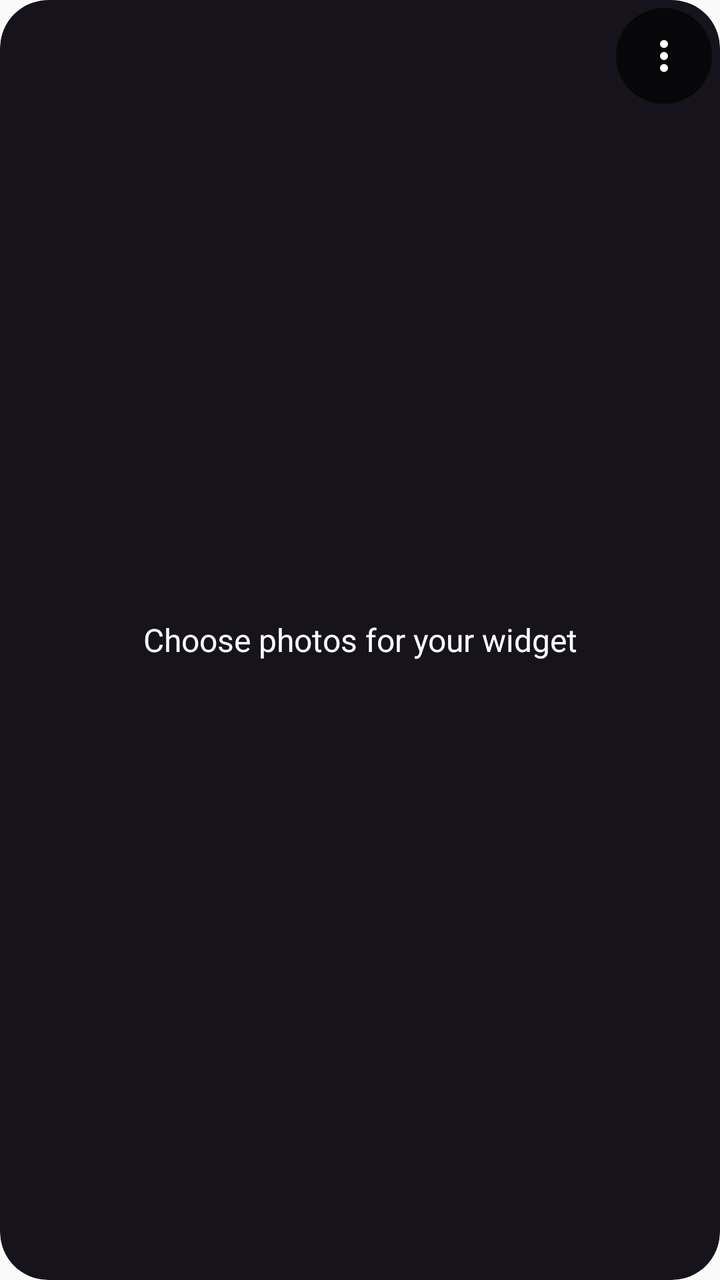
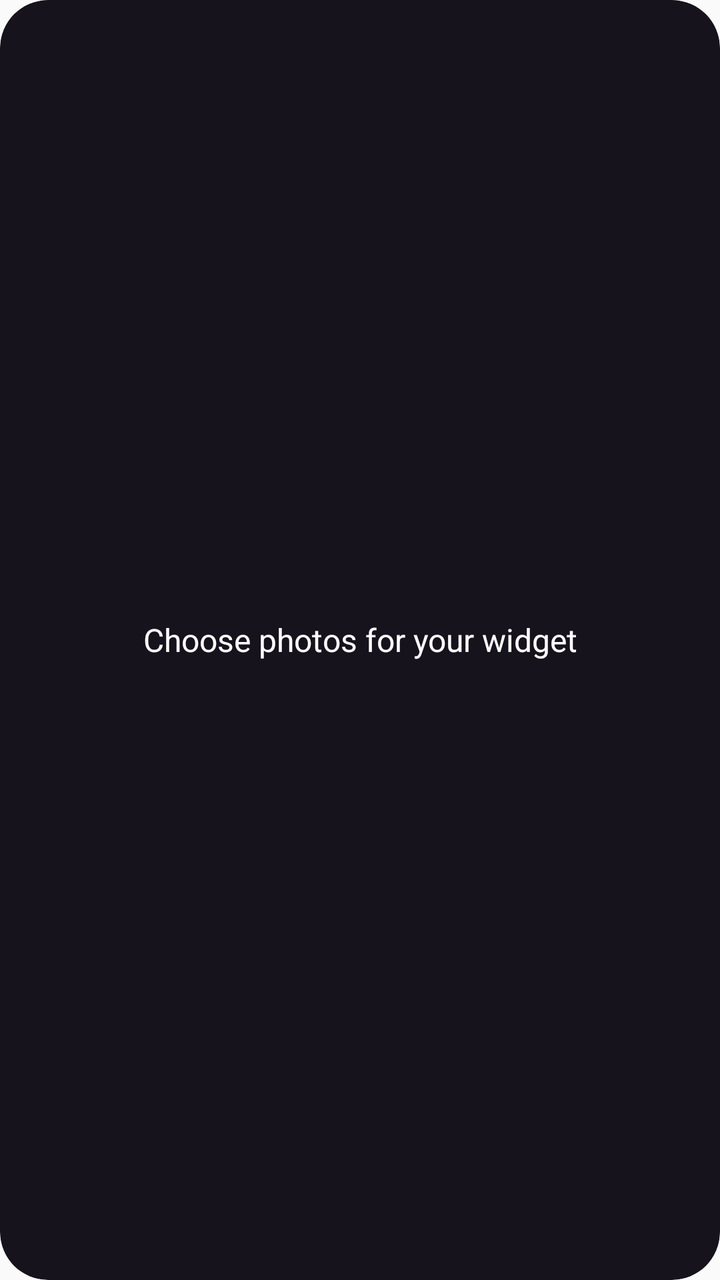

The first picture is an Android layout as it rendered before a commit; the second is the same layout after the commit. The layout source and the unified diff follow.
<!-- AndroidManifest.xml: application theme Theme.Gallery -->
<!-- res/layout/photo_widget_empty.xml -->
<?xml version="1.0" encoding="utf-8"?>
<FrameLayout xmlns:android="http://schemas.android.com/apk/res/android" android:layout_width="match_parent" android:layout_height="match_parent"
    android:background="@drawable/photo_widget_background" android:clipToOutline="true">
    <TextView android:id="@+id/widget_empty" android:layout_width="match_parent" android:layout_height="match_parent"
        android:gravity="center" android:padding="40dp" android:text="@string/widget_setup" android:textColor="#FFFFFF" android:textSize="16sp" />
    <ImageButton android:id="@+id/widget_configure" android:layout_width="48dp" android:layout_height="48dp" android:layout_gravity="top|end"
        android:layout_margin="4dp" android:background="@drawable/photo_widget_control" android:src="@drawable/photo_widget_settings"
        android:contentDescription="@string/widget_configure" android:padding="12dp" />
</FrameLayout>
<!-- resources referenced by this layout -->
<resources>
  <!-- drawable photo_widget_background (drawable) -->
  <shape xmlns:android="http://schemas.android.com/apk/res/android">
      <solid android:color="#16131D" /><corners android:radius="24dp" />
  </shape>
  <!-- drawable photo_widget_control (drawable) -->
  <shape xmlns:android="http://schemas.android.com/apk/res/android" android:shape="oval">
      <solid android:color="#B3000000" />
  </shape>
  <!-- drawable photo_widget_settings (drawable) -->
  <vector xmlns:android="http://schemas.android.com/apk/res/android" android:width="24dp" android:height="24dp"
      android:viewportWidth="24" android:viewportHeight="24">
      <path android:fillColor="#FFFFFF" android:pathData="M12,4a2,2 0,1 0,0 4a2,2 0,1 0,0 -4M12,10a2,2 0,1 0,0 4a2,2 0,1 0,0 -4M12,16a2,2 0,1 0,0 4a2,2 0,1 0,0 -4" />
  </vector>
  <string name="widget_configure">Photo widget settings</string>
  <string name="widget_setup">Choose photos for your widget</string>
  <style name="Theme.Gallery" parent="android:Theme.Material.Light.NoActionBar">
          <item name="android:statusBarColor">@android:color/transparent</item>
          <item name="android:navigationBarColor">@android:color/transparent</item>
          <item name="android:windowDrawsSystemBarBackgrounds">true</item>
      </style>
</resources>

<!-- the commit's change to res/layout/photo_widget_empty.xml (unified diff, before → after) -->
@@ -3,7 +3,4 @@
     android:background="@drawable/photo_widget_background" android:clipToOutline="true">
     <TextView android:id="@+id/widget_empty" android:layout_width="match_parent" android:layout_height="match_parent"
         android:gravity="center" android:padding="40dp" android:text="@string/widget_setup" android:textColor="#FFFFFF" android:textSize="16sp" />
-    <ImageButton android:id="@+id/widget_configure" android:layout_width="48dp" android:layout_height="48dp" android:layout_gravity="top|end"
-        android:layout_margin="4dp" android:background="@drawable/photo_widget_control" android:src="@drawable/photo_widget_settings"
-        android:contentDescription="@string/widget_configure" android:padding="12dp" />
 </FrameLayout>
<!-- resource entries referenced after the edit -->
@@ -4,16 +4,6 @@
   <shape xmlns:android="http://schemas.android.com/apk/res/android">
       <solid android:color="#16131D" /><corners android:radius="24dp" />
   </shape>
-  <!-- drawable photo_widget_control (drawable) -->
-  <shape xmlns:android="http://schemas.android.com/apk/res/android" android:shape="oval">
-      <solid android:color="#B3000000" />
-  </shape>
-  <!-- drawable photo_widget_settings (drawable) -->
-  <vector xmlns:android="http://schemas.android.com/apk/res/android" android:width="24dp" android:height="24dp"
-      android:viewportWidth="24" android:viewportHeight="24">
-      <path android:fillColor="#FFFFFF" android:pathData="M12,4a2,2 0,1 0,0 4a2,2 0,1 0,0 -4M12,10a2,2 0,1 0,0 4a2,2 0,1 0,0 -4M12,16a2,2 0,1 0,0 4a2,2 0,1 0,0 -4" />
-  </vector>
-  <string name="widget_configure">Photo widget settings</string>
   <string name="widget_setup">Choose photos for your widget</string>
   <style name="Theme.Gallery" parent="android:Theme.Material.Light.NoActionBar">
           <item name="android:statusBarColor">@android:color/transparent</item>
